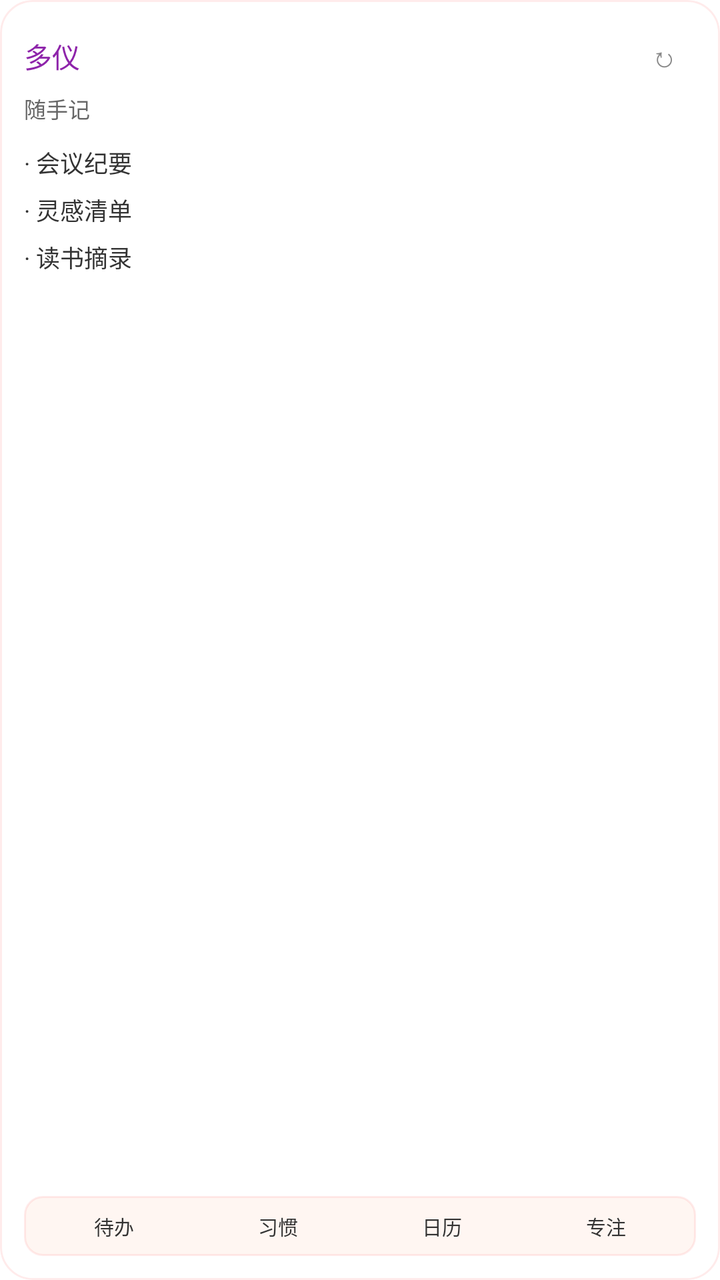
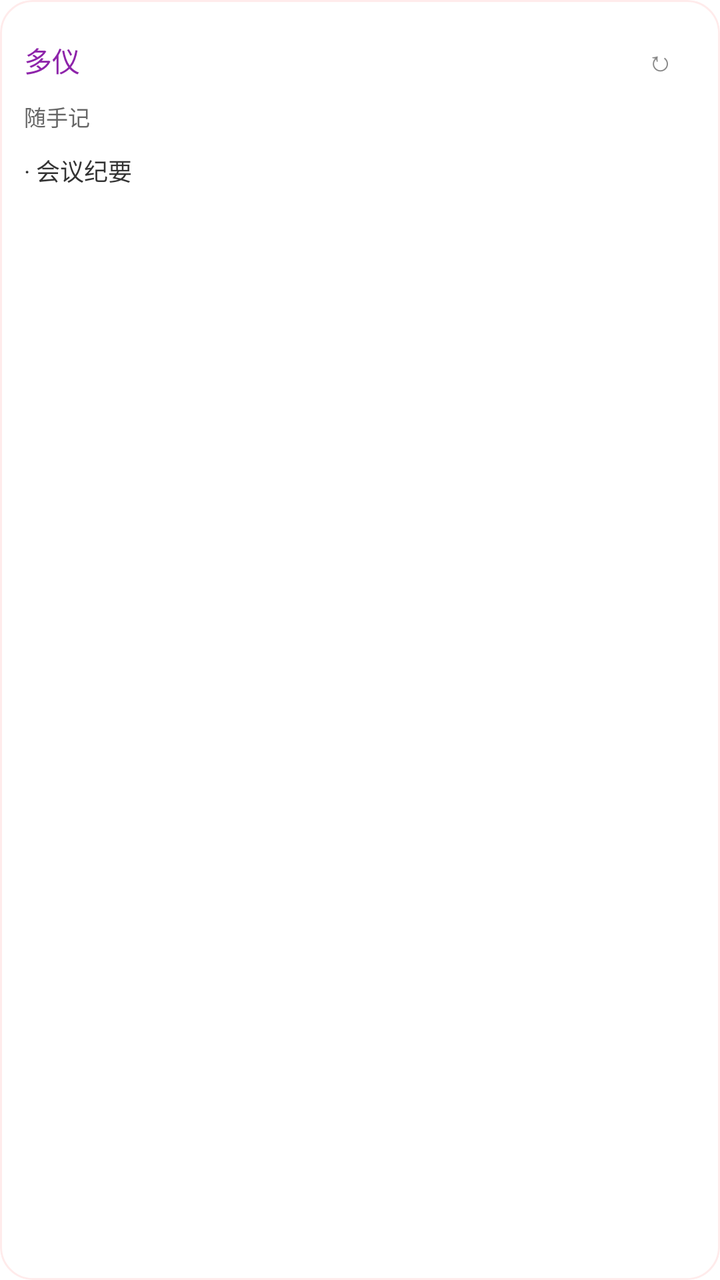

The first picture is an Android layout as it rendered before a commit; the second is the same layout after the commit. The layout source and the unified diff follow.
<!-- AndroidManifest.xml: fallback theme Theme.MaterialComponents.DayNight.NoActionBar -->
<!-- res/layout/duoyi_note_widget.xml -->
<?xml version="1.0" encoding="utf-8"?>
<FrameLayout xmlns:android="http://schemas.android.com/apk/res/android"
    android:id="@+id/widget_note_root"
    android:layout_width="match_parent"
    android:layout_height="match_parent"
    android:background="@drawable/widget_bg_round_16"
    android:clipToOutline="true"
    android:outlineProvider="background">

    <ImageView
        android:id="@+id/widget_theme_background"
        android:layout_width="match_parent"
        android:layout_height="match_parent"
        android:contentDescription="@null"
        android:scaleType="centerCrop"
        android:visibility="gone" />

    <TextView
        android:id="@+id/widget_theme_overlay"
        android:layout_width="match_parent"
        android:layout_height="match_parent"
        android:maxLines="1"
        android:ellipsize="end"
        android:visibility="gone" />

    <LinearLayout
        android:layout_width="match_parent"
        android:layout_height="match_parent"
        android:orientation="vertical"
        android:padding="12dp">

    <LinearLayout
        android:layout_width="match_parent"
        android:layout_height="wrap_content"
        android:gravity="center_vertical"
        android:orientation="horizontal">

        <TextView
            android:id="@+id/widget_note_title"
            android:layout_width="0dp"
            android:layout_height="wrap_content"
            android:layout_weight="1"
            android:ellipsize="end"
            android:maxLines="1"
            android:text="多仪"
            android:textColor="#8E24AA"
            android:textSize="14sp" />

        <TextView
            android:id="@+id/widget_refresh"
            android:layout_width="32dp"
            android:layout_height="32dp"
            android:contentDescription="刷新小组件"
            android:ellipsize="end"
            android:gravity="center"
            android:maxLines="1"
            android:text="↻"
            android:textColor="#888888"
            android:textSize="14sp" />
    </LinearLayout>

    <TextView
        android:id="@+id/widget_note_subtitle"
        android:layout_width="match_parent"
        android:layout_height="wrap_content"
        android:layout_marginTop="2dp"
        android:ellipsize="end"
        android:maxLines="1"
        android:text="随手记"
        android:textColor="#666666"
        android:textSize="11sp" />

    <LinearLayout
        android:layout_width="match_parent"
        android:layout_height="0dp"
        android:layout_weight="1"
        android:layout_marginTop="10dp"
        android:orientation="vertical">

        <TextView
            android:id="@+id/widget_note_1"
            android:layout_width="match_parent"
            android:layout_height="wrap_content"
            android:ellipsize="end"
            android:maxLines="1"
            android:text="· 会议纪要"
            android:textColor="#333333"
            android:textSize="12sp" />

        <TextView
            android:id="@+id/widget_note_2"
            android:layout_width="match_parent"
            android:layout_height="wrap_content"
            android:layout_marginTop="6dp"
            android:ellipsize="end"
            android:maxLines="1"
            android:text="· 灵感清单"
            android:textColor="#333333"
            android:textSize="12sp" />

        <TextView
            android:id="@+id/widget_note_3"
            android:layout_width="match_parent"
            android:layout_height="wrap_content"
            android:layout_marginTop="6dp"
            android:ellipsize="end"
            android:maxLines="1"
            android:text="· 读书摘录"
            android:textColor="#333333"
            android:textSize="12sp" />
    </LinearLayout>

    <LinearLayout
        android:id="@+id/widget_note_bottom_nav"
        android:layout_width="match_parent"
        android:layout_height="30dp"
        android:layout_marginTop="8dp"
        android:background="@drawable/widget_nav_bg"
        android:gravity="center"
        android:orientation="horizontal"
        android:paddingLeft="4dp"
        android:paddingRight="4dp"
        android:weightSum="4">

        <TextView
            android:id="@+id/widget_note_nav_todo"
            android:layout_width="0dp"
            android:layout_height="match_parent"
            android:layout_weight="1"
            android:gravity="center"
            android:ellipsize="end"
            android:maxLines="1"
            android:text="待办"
            android:textColor="#333333"
            android:textSize="10sp" />

        <TextView
            android:id="@+id/widget_note_nav_habit"
            android:layout_width="0dp"
            android:layout_height="match_parent"
            android:layout_weight="1"
            android:gravity="center"
            android:ellipsize="end"
            android:maxLines="1"
            android:text="习惯"
            android:textColor="#333333"
            android:textSize="10sp" />

        <TextView
            android:id="@+id/widget_note_nav_calendar"
            android:layout_width="0dp"
            android:layout_height="match_parent"
            android:layout_weight="1"
            android:gravity="center"
            android:ellipsize="end"
            android:maxLines="1"
            android:text="日历"
            android:textColor="#333333"
            android:textSize="10sp" />

        <TextView
            android:id="@+id/widget_note_nav_focus"
            android:layout_width="0dp"
            android:layout_height="match_parent"
            android:layout_weight="1"
            android:gravity="center"
            android:ellipsize="end"
            android:maxLines="1"
            android:text="专注"
            android:textColor="#333333"
            android:textSize="10sp" />
    </LinearLayout>
    </LinearLayout>
</FrameLayout>
<!-- resources referenced by this layout -->
<resources>
  <!-- drawable widget_bg_round_16 (drawable) -->
  <?xml version="1.0" encoding="utf-8"?>
  <shape xmlns:android="http://schemas.android.com/apk/res/android"
      android:shape="rectangle">
      <corners android:radius="16dp" />
      <solid android:color="#FFFFFFFF" />
      <stroke android:width="1dp" android:color="#22FF6B6B" />
  </shape>
  <!-- drawable widget_nav_bg (drawable) -->
  <?xml version="1.0" encoding="utf-8"?>
  <shape xmlns:android="http://schemas.android.com/apk/res/android"
      android:shape="rectangle">
      <corners android:radius="9dp" />
      <solid android:color="#FFFFF6F2" />
      <stroke android:width="1dp" android:color="#22FF6B6B" />
  </shape>
</resources>

<!-- the commit's change to res/layout/duoyi_note_widget.xml (unified diff, before → after) -->
@@ -48,8 +48,10 @@
 
         <TextView
             android:id="@+id/widget_refresh"
-            android:layout_width="32dp"
-            android:layout_height="32dp"
+            android:layout_width="36dp"
+            android:layout_height="36dp"
+            android:minWidth="36dp"
+            android:minHeight="36dp"
             android:contentDescription="刷新小组件"
             android:ellipsize="end"
             android:gravity="center"
@@ -96,7 +98,8 @@
             android:maxLines="1"
             android:text="· 灵感清单"
             android:textColor="#333333"
-            android:textSize="12sp" />
+            android:textSize="12sp"
+            android:visibility="gone" />
 
         <TextView
             android:id="@+id/widget_note_3"
@@ -107,7 +110,8 @@
             android:maxLines="1"
             android:text="· 读书摘录"
             android:textColor="#333333"
-            android:textSize="12sp" />
+            android:textSize="12sp"
+            android:visibility="gone" />
     </LinearLayout>
 
     <LinearLayout
@@ -120,7 +124,8 @@
         android:orientation="horizontal"
         android:paddingLeft="4dp"
         android:paddingRight="4dp"
-        android:weightSum="4">
+        android:weightSum="4"
+        android:visibility="gone">
 
         <TextView
             android:id="@+id/widget_note_nav_todo"
